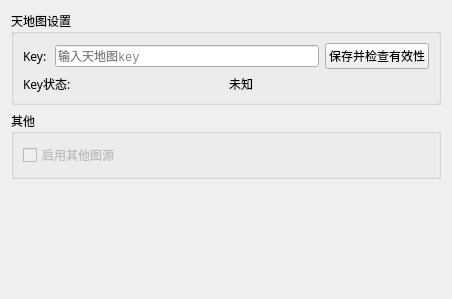
Old version of the form ui/setting.ui in the repository liuxsdev/qgis-plugin-tianditu.
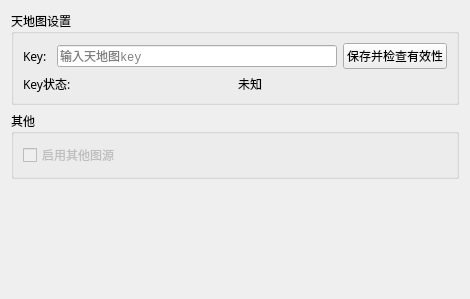
New version of the form. Custom widgets are drawn as their Qt base class.

The edit to the form file:
```diff
--- a/ui/setting.ui
+++ b/ui/setting.ui
@@ -6,7 +6,7 @@
    <rect>
     <x>0</x>
     <y>0</y>
-    <width>452</width>
+    <width>470</width>
     <height>299</height>
    </rect>
   </property>
```
Left out of the diff: 4 changed lines with no effect on the pictures.
